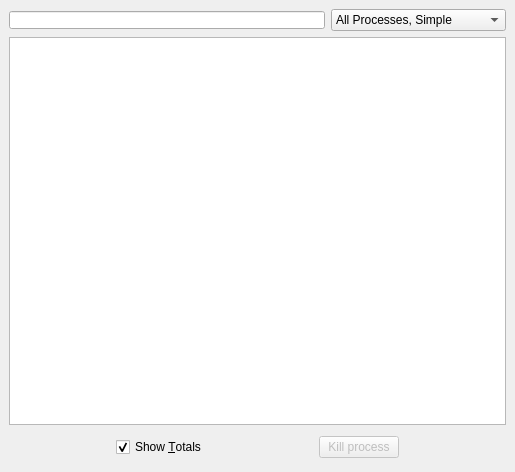
Above: libksysguard/processui/ProcessWidgetUI.ui from KDE/ksysguard before the change. Below: the same form after it.
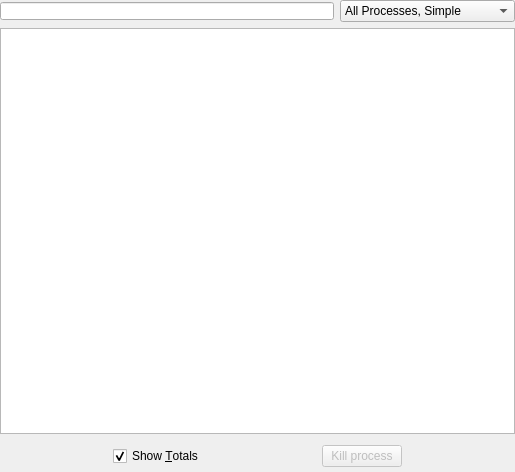
That is the form after the change. Custom widgets are drawn as their Qt base class.

Commit message: no, we don't actually need 27px of margin. rule of thumb: widgets in libraries should -never- have their own margins as it then become impossible to use them in other layouts that need margins for other widgets.

What changed in the file:
```diff
--- a/libksysguard/processui/ProcessWidgetUI.ui
+++ b/libksysguard/processui/ProcessWidgetUI.ui
@@ -13,12 +13,21 @@
    <string>Form</string>
   </property>
   <layout class="QVBoxLayout" >
-   <property name="margin" >
-    <number>9</number>
-   </property>
    <property name="spacing" >
     <number>6</number>
    </property>
+   <property name="leftMargin" >
+    <number>0</number>
+   </property>
+   <property name="topMargin" >
+    <number>0</number>
+   </property>
+   <property name="rightMargin" >
+    <number>0</number>
+   </property>
+   <property name="bottomMargin" >
+    <number>0</number>
+   </property>
    <item>
     <layout class="QHBoxLayout" >
      <property name="margin" >
@@ -46,9 +55,7 @@
      <item>
       <widget class="QComboBox" name="cmbFilter" >
        <property name="sizePolicy" >
-        <sizepolicy>
-         <hsizetype>0</hsizetype>
-         <vsizetype>0</vsizetype>
+        <sizepolicy vsizetype="Fixed" hsizetype="Fixed" >
          <horstretch>0</horstretch>
          <verstretch>0</verstretch>
         </sizepolicy>
@@ -172,9 +179,7 @@
         <bool>false</bool>
        </property>
        <property name="sizePolicy" >
-        <sizepolicy>
-         <hsizetype>0</hsizetype>
-         <vsizetype>0</vsizetype>
+        <sizepolicy vsizetype="Fixed" hsizetype="Fixed" >
          <horstretch>0</horstretch>
          <verstretch>0</verstretch>
         </sizepolicy>
```
Left out of the diff: 30 changed lines with no effect on the pictures. The commit also changes 1 other file.
